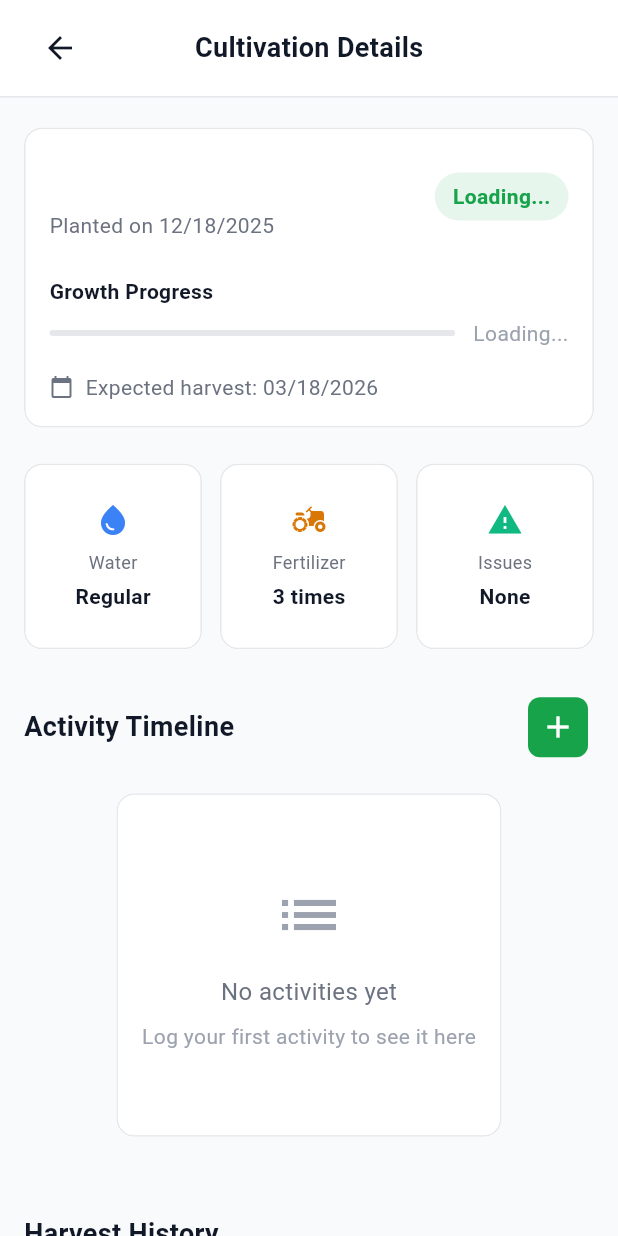
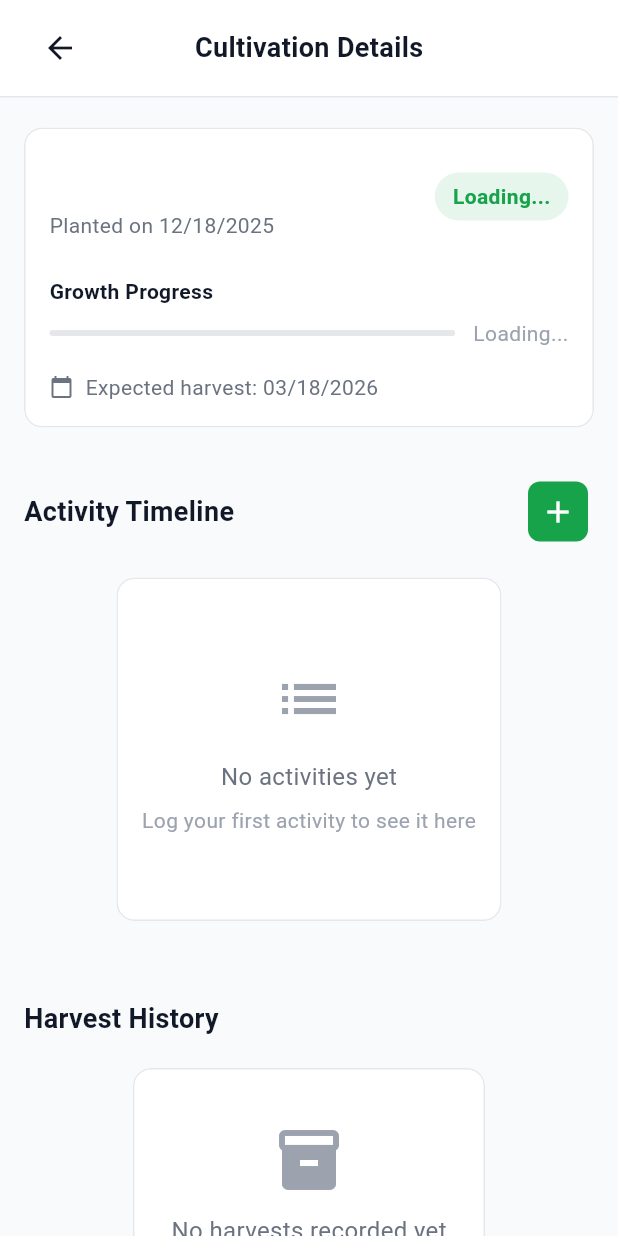
Before and after one commit to IzzatNazmi26/AgriKeep, a Flutter app: the CultivationDetailPage screen opened directly with empty values, on a phone screen of 412 x 824 dp. Run offline on Flutter 3.47's test engine with Material 3 defaults, Android fonts, the phone set to English and light mode, and no system bars; our stand-ins replace cloud_firestore, firebase_auth, firebase_core; accounts and stored records are empty.

Commit message:
comment unuse widget

```diff
--- a/lib/pages/cultivation_detail_page.dart
+++ b/lib/pages/cultivation_detail_page.dart
@@ -394,28 +394,28 @@ class _CultivationDetailPageState extends State<CultivationDetailPage> {
                           mainAxisSpacing: 12,
                           childAspectRatio: 0.9,
                         ),
-                        children: [
-                          _buildQuickStat(
-                            icon: Icons.water_drop,
-                            label: 'Water',
-                            value: 'Regular',
-                            color: AgriKeepTheme.infoColor,
-                          ),
-                          _buildQuickStat(
-                            icon: Icons.agriculture,
-                            label: 'Fertilizer',
-                            value: '3 times',
-                            color: AgriKeepTheme.secondaryColor,
-                          ),
-                          _buildQuickStat(
-                            icon: Icons.warning,
-                            label: 'Issues',
-                            value: 'None',
-                            color: AgriKeepTheme.successColor,
-                          ),
-                        ],
+                        // children: [
+                        //   _buildQuickStat(
+                        //     icon: Icons.water_drop,
+                        //     label: 'Water',
+                        //     value: 'Regular',
+                        //     color: AgriKeepTheme.infoColor,
+                        //   ),
+                        //   _buildQuickStat(
+                        //     icon: Icons.agriculture,
+                        //     label: 'Fertilizer',
+                        //     value: '3 times',
+                        //     color: AgriKeepTheme.secondaryColor,
+                        //   ),
+                        //   _buildQuickStat(
+                        //     icon: Icons.warning,
+                        //     label: 'Issues',
+                        //     value: 'None',
+                        //     color: AgriKeepTheme.successColor,
+                        //   ),
+                        // ],
                       ),
-                      const SizedBox(height: 24),
+                      const SizedBox(height: 12),
 
                       // Activity timeline
                       Row(
```
